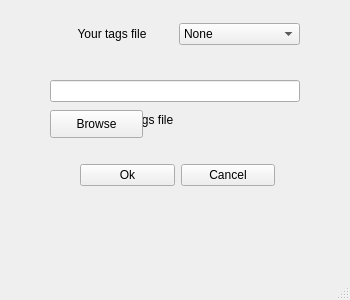
This is userWinPart/updatedatabaseWin.ui in EE-AUT/Media-player as Qt 5 draws it before an edit. The edited form follows.
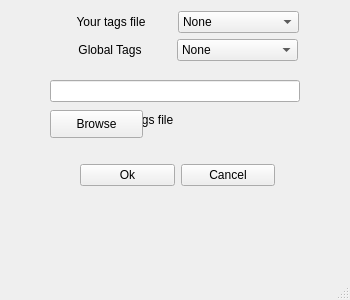
This is the edited form.

```diff
--- a/userWinPart/updatedatabaseWin.ui
+++ b/userWinPart/updatedatabaseWin.ui
@@ -58,8 +58,8 @@
    <widget class="QWidget" name="layoutWidget">
     <property name="geometry">
      <rect>
-      <x>51</x>
-      <y>22</y>
+      <x>50</x>
+      <y>10</y>
       <width>249</width>
       <height>24</height>
      </rect>
@@ -168,6 +168,49 @@
      <string>Browse</string>
     </property>
    </widget>
+   <widget class="QWidget" name="layoutWidget_2">
+    <property name="geometry">
+     <rect>
+      <x>49</x>
+      <y>38</y>
+      <width>249</width>
+      <height>24</height>
+     </rect>
+    </property>
+    <layout class="QHBoxLayout" name="horizontalLayout_3">
+     <item>
+      <widget class="QLabel" name="label_Global">
+       <property name="minimumSize">
+        <size>
+         <width>120</width>
+         <height>0</height>
+        </size>
+       </property>
+       <property name="text">
+        <string>Global Tags</string>
+       </property>
+       <property name="alignment">
+        <set>Qt::AlignCenter</set>
+       </property>
+      </widget>
+     </item>
+     <item>
+      <widget class="QComboBox" name="wsh_Combo_Global">
+       <property name="minimumSize">
+        <size>
+         <width>120</width>
+         <height>0</height>
+        </size>
+       </property>
+       <item>
+        <property name="text">
+         <string>None</string>
+        </property>
+       </item>
+      </widget>
+     </item>
+    </layout>
+   </widget>
   </widget>
   <widget class="QMenuBar" name="menubar">
    <property name="geometry">
```
